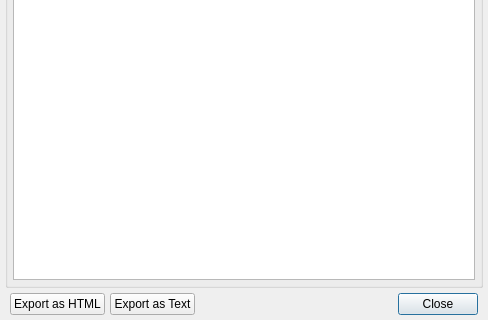
This is interface/ReportWindow.ui in WesRoach/SpellcraftingCalculator as Qt 5 draws it before an edit; both pictures show x 0 to 488 and y 209 to 529 of the 488 by 529 pixel window. The edited form follows.
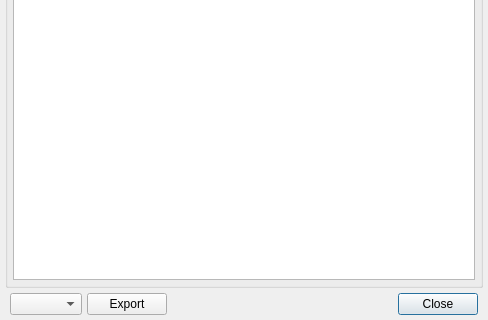
This is the edited form.

Diff of the .ui file:
```diff
--- a/interface/ReportWindow.ui
+++ b/interface/ReportWindow.ui
@@ -74,19 +74,12 @@
       <number>0</number>
      </property>
      <item>
-      <widget class="QPushButton" name="ExportHTMLButton">
-       <property name="text">
-        <string>Export as HTML</string>
-       </property>
-       <property name="autoDefault">
-        <bool>false</bool>
-       </property>
-      </widget>
+      <widget class="QComboBox" name="ExportSelection"/>
      </item>
      <item>
       <widget class="QPushButton" name="ExportTextButton">
        <property name="text">
-        <string>Export as Text</string>
+        <string>Export</string>
        </property>
        <property name="autoDefault">
         <bool>false</bool>
```
Left out of the diff: 2 changed lines with no effect on the pictures.
